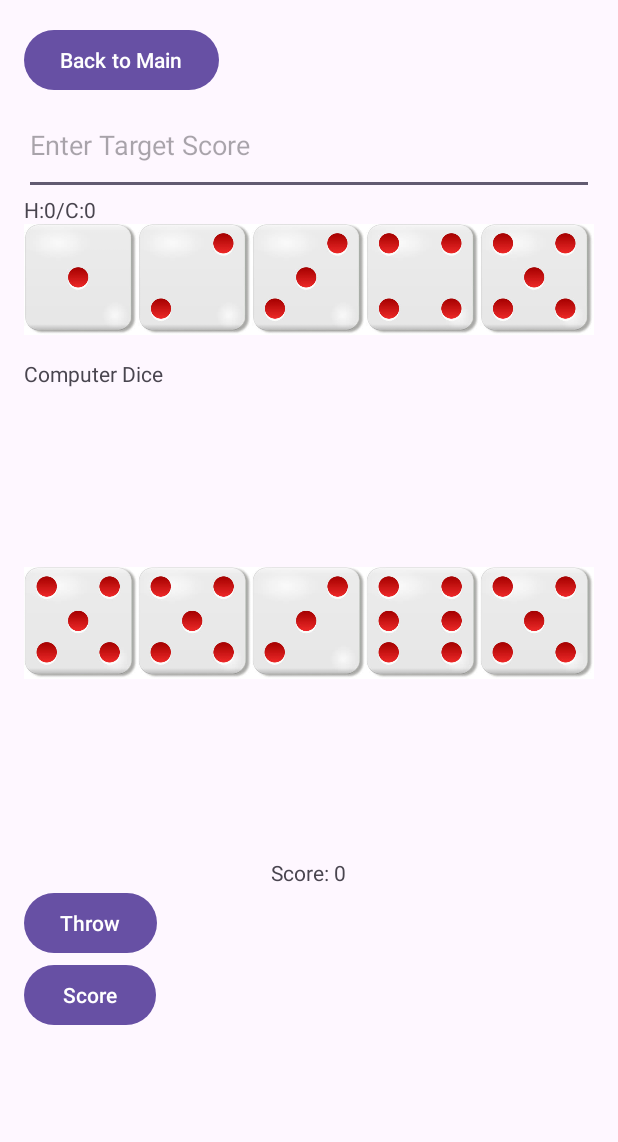
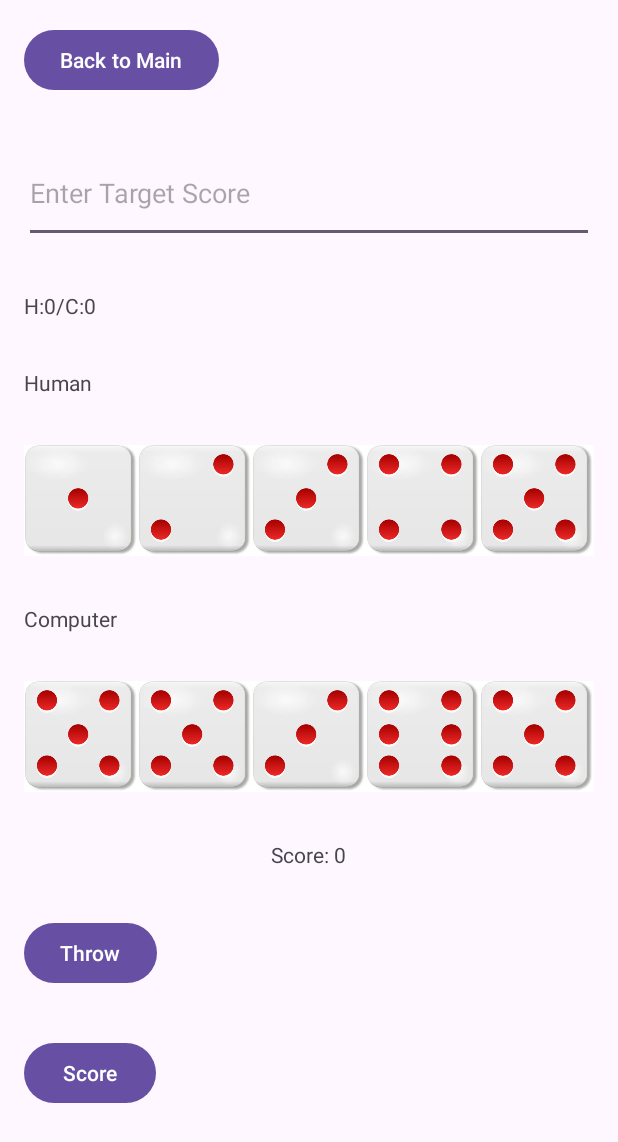
Before and after one commit to dayzcode/dicegame_cw, an Android app: the GameActivity screen opened directly, with no data from a screen before it, after a tap on "Score", on a phone screen of 412 x 824 dp. Shown: the top 1142 px of the screen. Run offline under Robolectric (Android 15) with nearby library versions, the phone set to English and light mode, and no system bars.

Commit message:
updated for computer dice images

```diff
--- a/app/src/main/java/com/example/dicegame_cw/GameActivity.java
+++ b/app/src/main/java/com/example/dicegame_cw/GameActivity.java
@@ -104,10 +104,18 @@ public class GameActivity extends AppCompatActivity {
         }
     }
 
+
     public void onScoreClick(View view) {
         if (gameActive) {
             int currentRoundScore = calculateScore(currentDiceValues);
             humanScore += currentRoundScore;
+
+            // Update human player's dice images
+            for (int i = 0; i < 5; i++) {
+                updateDiceImage(i, computerDiceValues[i], true); // for the computer
+
+            }
+
             updateScore();
 
             rollsRemaining = 3;
@@ -116,16 +124,19 @@ public class GameActivity extends AppCompatActivity {
             if (humanScore >= targetScore) {
                 showGameResult(true);
             } else {
-                computerTurn(); // Trigger the computer's turn
+                computerTurn();
             }
         }
     }
 
 
+
     private void updateDiceImage(int diceValue, int currentDiceValue, boolean isComputer) {
         String resourceName = "dice" + currentDiceValue;
         int resID = getResources().getIdentifier(resourceName, "drawable", getPackageName());
+
         if (isComputer) {
+            // Update computer's dice images
             switch (diceValue) {
                 case 0:
                     computerDiceImage1.setImageResource(resID);
@@ -144,6 +155,7 @@ public class GameActivity extends AppCompatActivity {
                     break;
             }
         } else {
+            // Update human player's dice images
             switch (diceValue) {
                 case 0:
                     diceImage1.setImageResource(resID);
@@ -163,6 +175,9 @@ public class GameActivity extends AppCompatActivity {
             }
         }
     }
+
+
+
 
     private void computerTurn() {
         if (gameActive) {
--- a/app/src/main/res/layout/activity_newgame.xml
+++ b/app/src/main/res/layout/activity_newgame.xml
@@ -22,20 +22,29 @@
         android:layout_width="match_parent"
         android:layout_height="66dp"
         android:hint="Enter Target Score"
-        android:inputType="number" />
+        android:inputType="number"
+        android:layout_marginTop="32dp" />
 
     <!-- Score display -->
     <TextView
         android:id="@+id/tvWins"
         android:layout_width="wrap_content"
         android:layout_height="wrap_content"
-        android:text="H:0/C:0" />
+        android:text="H:0/C:0"
+        android:layout_marginTop="32dp" />
+    <TextView
+        android:layout_width="wrap_content"
+        android:layout_height="wrap_content"
+        android:text="Human"
+        android:layout_marginTop="32dp" />
 
     <!-- Container for dice images, arranged horizontally -->
     <LinearLayout
         android:layout_width="match_parent"
         android:layout_height="wrap_content"
-        android:orientation="horizontal">
+        android:orientation="horizontal"
+        android:layout_marginTop="32dp">
+
 
         <!-- Dice Image 1 -->
         <ImageView
@@ -87,18 +96,20 @@
             android:layout_gravity="center"
             android:adjustViewBounds="true" />
     </LinearLayout>
+
     <!-- Computer Dice -->
     <TextView
         android:layout_width="wrap_content"
         android:layout_height="wrap_content"
-        android:text="Computer Dice"
-        android:layout_marginTop="16dp" />
+        android:text="Computer"
+        android:layout_marginTop="32dp" />
 
     <!-- Container for computer dice images, arranged horizontally -->
     <LinearLayout
         android:layout_width="match_parent"
         android:layout_height="wrap_content"
-        android:orientation="horizontal">
+        android:orientation="horizontal"
+        android:layout_marginTop="32dp">
 
         <!-- Dice Image 1 -->
         <ImageView
@@ -107,7 +118,8 @@
             android:layout_height="wrap_content"
             android:layout_weight="1"
             android:src="@drawable/dice1"
-            android:layout_gravity="center" />
+            android:layout_gravity="center"
+            android:adjustViewBounds="true" />
 
         <!-- Dice Image 2 -->
         <ImageView
@@ -116,7 +128,8 @@
             android:layout_height="wrap_content"
             android:layout_weight="1"
             android:src="@drawable/dice2"
-            android:layout_gravity="center" />
+            android:layout_gravity="center"
+            android:adjustViewBounds="true" />
 
         <!-- Dice Image 3 -->
         <ImageView
@@ -125,7 +138,8 @@
             android:layout_height="wrap_content"
             android:layout_weight="1"
             android:src="@drawable/dice3"
-            android:layout_gravity="center" />
+            android:layout_gravity="center"
+            android:adjustViewBounds="true" />
 
         <!-- Dice Image 4 -->
         <ImageView
@@ -134,7 +148,8 @@
             android:layout_height="wrap_content"
             android:layout_weight="1"
             android:src="@drawable/dice4"
-            android:layout_gravity="center" />
+            android:layout_gravity="center"
+            android:adjustViewBounds="true" />
 
         <!-- Dice Image 5 -->
         <ImageView
@@ -143,7 +158,8 @@
             android:layout_height="wrap_content"
             android:layout_weight="1"
             android:src="@drawable/dice5"
-            android:layout_gravity="center" />
+            android:layout_gravity="center"
+            android:adjustViewBounds="true" />
     </LinearLayout>
 
     <!-- Score display -->
@@ -152,7 +168,8 @@
         android:layout_width="wrap_content"
         android:layout_height="wrap_content"
         android:layout_gravity="center"
-        android:text="Score: 0" />
+        android:text="Score: 0"
+        android:layout_marginTop="32dp" />
 
     <!-- Buttons to roll the dice and score the current roll -->
     <Button
@@ -160,12 +177,14 @@
         android:layout_width="wrap_content"
         android:layout_height="wrap_content"
         android:onClick="onThrowClick"
-        android:text="Throw" />
+        android:text="Throw"
+        android:layout_marginTop="32dp" />
 
     <Button
         android:id="@+id/btnScore"
         android:layout_width="wrap_content"
         android:layout_height="wrap_content"
         android:onClick="onScoreClick"
-        android:text="Score" />
+        android:text="Score"
+        android:layout_marginTop="32dp" />
 </LinearLayout>
```
